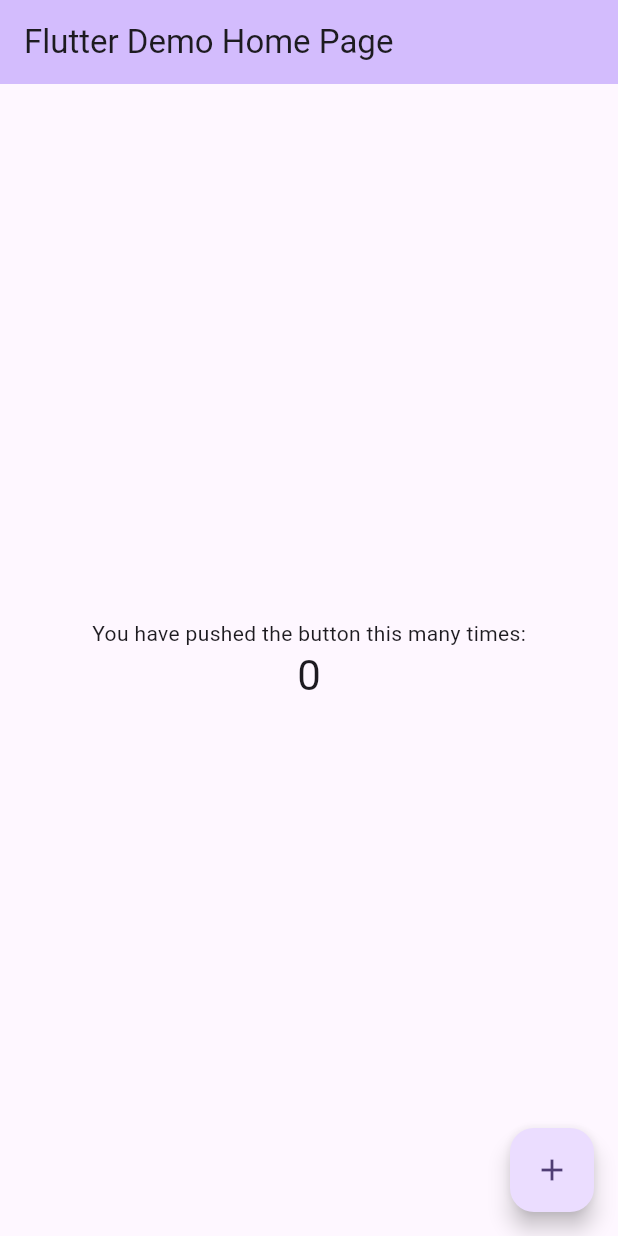
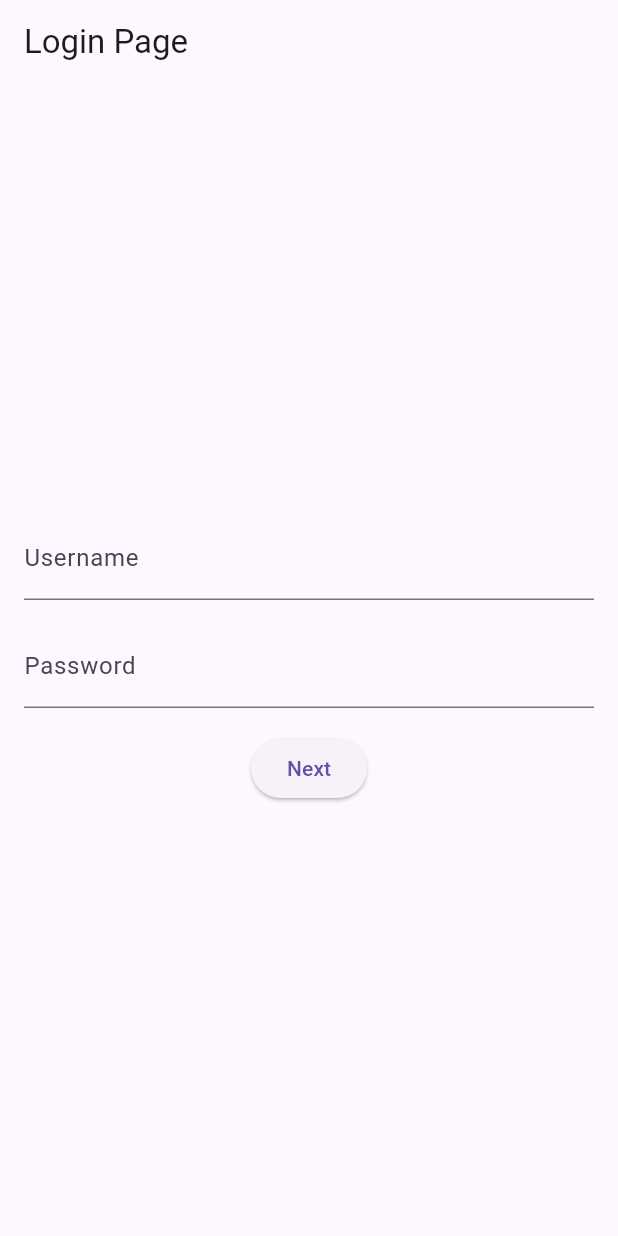
Before and after one commit to D06-PBP-2023-2024/tugas-uas, a Flutter app: the screen it shows after launch, on a phone screen of 412 x 824 dp. Run offline on Flutter 3.47's test engine with Material 3 defaults, Android fonts, the phone set to English and light mode, and no system bars.

Commit message:
login without auth

```diff
--- /dev/null
+++ b/lib/login.dart
@@ -0,0 +1,69 @@
+import 'package:flutter/material.dart';
+import 'main.dart'; // Make sure to import your main.dart
+
+void main() {
+  runApp(const MyApp());
+}
+
+class MyApp extends StatelessWidget {
+  const MyApp({Key? key}) : super(key: key);
+
+  @override
+  Widget build(BuildContext context) {
+    return MaterialApp(
+      title: 'Flutter Demo',
+      theme: ThemeData(
+        primarySwatch: Colors.blue,
+      ),
+      home: LoginPage(),
+    );
+  }
+}
+
+class LoginPage extends StatelessWidget {
+  LoginPage({Key? key}) : super(key: key);
+
+  final TextEditingController _usernameController = TextEditingController();
+  final TextEditingController _passwordController = TextEditingController();
+
+  @override
+  Widget build(BuildContext context) {
+    return Scaffold(
+      appBar: AppBar(
+        title: const Text('Login Page'),
+      ),
+      body: Padding(
+        padding: const EdgeInsets.all(16.0),
+        child: Column(
+          mainAxisAlignment: MainAxisAlignment.center,
+          children: <Widget>[
+            TextField(
+              controller: _usernameController,
+              decoration: const InputDecoration(
+                labelText: 'Username',
+              ),
+            ),
+            const SizedBox(height: 16.0),
+            TextField(
+              controller: _passwordController,
+              decoration: const InputDecoration(
+                labelText: 'Password',
+              ),
+              obscureText: true,
+            ),
+            const SizedBox(height: 16.0),
+            ElevatedButton(
+              onPressed: () {
+                Navigator.push(
+                  context,
+                  MaterialPageRoute(builder: (context) => const MyHomePage(title: 'Flutter Demo Home Page')),
+                );
+              },
+              child: const Text('Next'),
+            ),
+          ],
+        ),
+      ),
+    );
+  }
+}
--- a/lib/main.dart
+++ b/lib/main.dart
@@ -1,52 +1,29 @@
 import 'package:flutter/material.dart';
+import 'login.dart';
+
 
 void main() {
   runApp(const MyApp());
 }
 
 class MyApp extends StatelessWidget {
-  const MyApp({super.key});
+  const MyApp({Key? key}) : super(key: key);
 
-  // This widget is the root of your application.
   @override
   Widget build(BuildContext context) {
     return MaterialApp(
       title: 'Flutter Demo',
       theme: ThemeData(
-        // This is the theme of your application.
-        //
-        // TRY THIS: Try running your application with "flutter run". You'll see
-        // the application has a blue toolbar. Then, without quitting the app,
-        // try changing the seedColor in the colorScheme below to Colors.green
-        // and then invoke "hot reload" (save your changes or press the "hot
-        // reload" button in a Flutter-supported IDE, or press "r" if you used
-        // the command line to start the app).
-        //
-        // Notice that the counter didn't reset back to zero; the application
-        // state is not lost during the reload. To reset the state, use hot
-        // restart instead.
-        //
-        // This works for code too, not just values: Most code changes can be
-        // tested with just a hot reload.
-        colorScheme: ColorScheme.fromSeed(seedColor: Colors.deepPurple),
-        useMaterial3: true,
+        primarySwatch: Colors.blue,
       ),
-      home: const MyHomePage(title: 'Flutter Demo Home Page'),
+      home: LoginPage(), // Change this line
     );
   }
 }
 
+
 class MyHomePage extends StatefulWidget {
   const MyHomePage({super.key, required this.title});
-
-  // This widget is the home page of your application. It is stateful, meaning
-  // that it has a State object (defined below) that contains fields that affect
-  // how it looks.
-
-  // This class is the configuration for the state. It holds the values (in this
-  // case the title) provided by the parent (in this case the App widget) and
-  // used by the build method of the State. Fields in a Widget subclass are
-  // always marked "final".
 
   final String title;
 
@@ -59,28 +36,16 @@
 
   void _incrementCounter() {
     setState(() {
-      // This call to setState tells the Flutter framework that something has
-      // changed in this State, which causes it to rerun the build method below
-      // so that the display can reflect the updated values. If we changed
-      // _counter without calling setState(), then the build method would not be
-      // called again, and so nothing would appear to happen.
       _counter++;
     });
   }
 
   @override
   Widget build(BuildContext context) {
-    // This method is rerun every time setState is called, for instance as done
-    // by the _incrementCounter method above.
-    //
-    // The Flutter framework has been optimized to make rerunning build methods
-    // fast, so that you can just rebuild anything that needs updating rather
-    // than having to individually change instances of widgets.
+
     return Scaffold(
       appBar: AppBar(
-        // TRY THIS: Try changing the color here to a specific color (to
-        // Colors.amber, perhaps?) and trigger a hot reload to see the AppBar
-        // change color while the other colors stay the same.
+
         backgroundColor: Theme.of(context).colorScheme.inversePrimary,
         // Here we take the value from the MyHomePage object that was created by
         // the App.build method, and use it to set our appbar title.
@@ -90,19 +55,6 @@
         // Center is a layout widget. It takes a single child and positions it
         // in the middle of the parent.
         child: Column(
-          // Column is also a layout widget. It takes a list of children and
-          // arranges them vertically. By default, it sizes itself to fit its
-          // children horizontally, and tries to be as tall as its parent.
-          //
-          // Column has various properties to control how it sizes itself and
-          // how it positions its children. Here we use mainAxisAlignment to
-          // center the children vertically; the main axis here is the vertical
-          // axis because Columns are vertical (the cross axis would be
-          // horizontal).
-          //
-          // TRY THIS: Invoke "debug painting" (choose the "Toggle Debug Paint"
-          // action in the IDE, or press "p" in the console), to see the
-          // wireframe for each widget.
           mainAxisAlignment: MainAxisAlignment.center,
           children: <Widget>[
             const Text(
```
